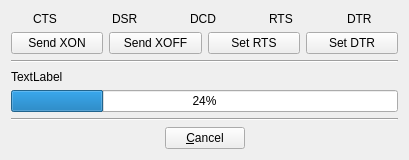
The window that src/transprogressdialog.ui (GCodeProjects/GCodeWorkShop) describes before a commit, drawn with Qt 5.
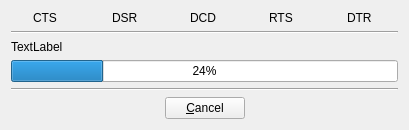
The same window after the commit. Icons and pictures are not drawn.

The edit to the form file:
```diff
--- a/src/transprogressdialog.ui
+++ b/src/transprogressdialog.ui
@@ -10,7 +10,7 @@
     <x>0</x>
     <y>0</y>
     <width>409</width>
-    <height>160</height>
+    <height>127</height>
    </rect>
   </property>
   <property name="windowTitle">
@@ -200,80 +200,6 @@
      </item>
     </layout>
    </item>
-   <item>
-    <layout class="QGridLayout" name="gridLayout_2">
-     <item row="0" column="1">
-      <widget class="QPushButton" name="setXoffButton">
-       <property name="enabled">
-        <bool>true</bool>
-       </property>
-       <property name="text">
-        <string>Send XOFF</string>
-       </property>
-       <property name="checkable">
-        <bool>false</bool>
-       </property>
-       <property name="autoDefault">
-        <bool>false</bool>
-       </property>
-      </widget>
-     </item>
-     <item row="0" column="3">
-      <widget class="QPushButton" name="setRtsButton">
-       <property name="enabled">
-        <bool>true</bool>
-       </property>
-       <property name="toolTip">
-        <string>Request To Send</string>
-       </property>
-       <property name="text">
-        <string>Set RTS</string>
-       </property>
-       <property name="checkable">
-        <bool>true</bool>
-       </property>
-       <property name="autoDefault">
-        <bool>false</bool>
-       </property>
-      </widget>
-     </item>
-     <item row="0" column="4">
-      <widget class="QPushButton" name="setDtrButton">
-       <property name="enabled">
-        <bool>true</bool>
-       </property>
-       <property name="toolTip">
-        <string>Data Terminal Ready</string>
-       </property>
-       <property name="text">
-        <string>Set DTR</string>
-       </property>
-       <property name="checkable">
-        <bool>true</bool>
-       </property>
-       <property name="autoDefault">
-        <bool>false</bool>
-       </property>
-      </widget>
-     </item>
-     <item row="0" column="0">
-      <widget class="QPushButton" name="setXonButton">
-       <property name="enabled">
-        <bool>true</bool>
-       </property>
-       <property name="text">
-        <string>Send XON</string>
-       </property>
-       <property name="checkable">
-        <bool>false</bool>
-       </property>
-       <property name="autoDefault">
-        <bool>false</bool>
-       </property>
-      </widget>
-     </item>
-    </layout>
-   </item>
    <item>
     <widget class="Line" name="line_5">
      <property name="orientation">
```
Left out of the diff: 18 changed lines with no effect on the pictures.
